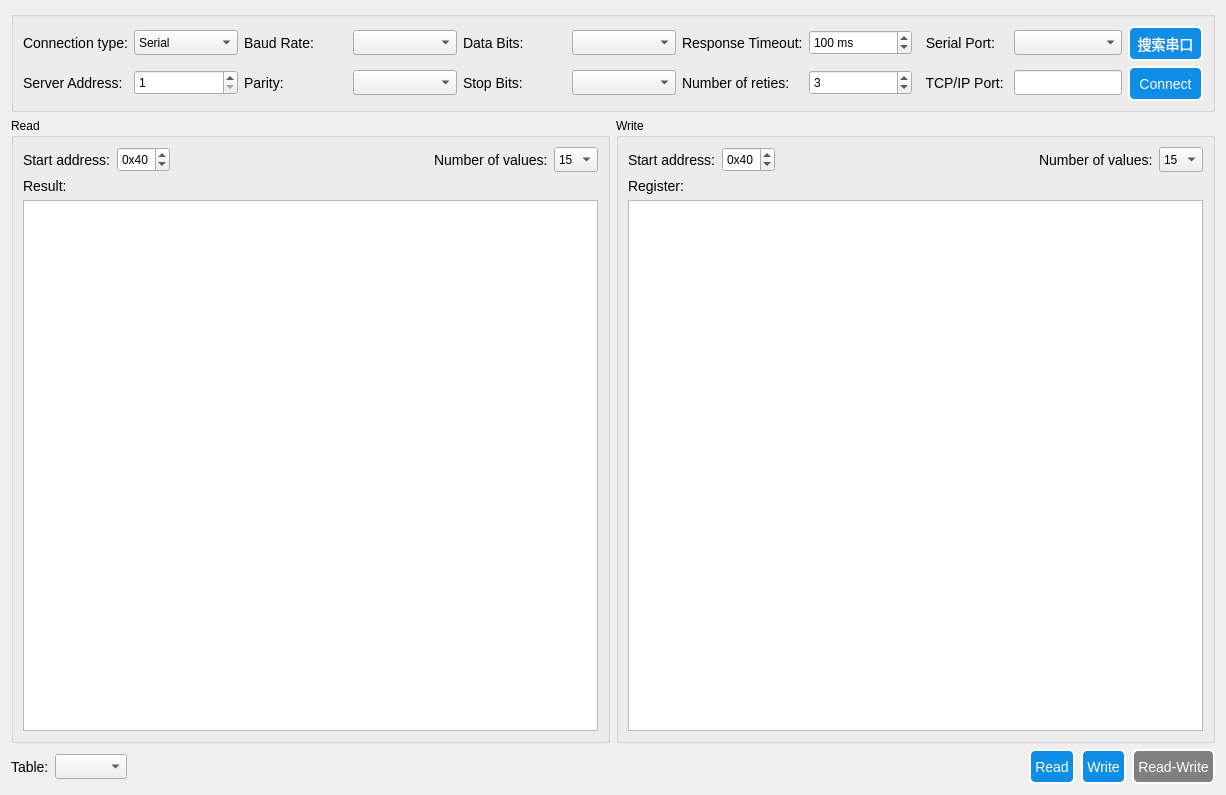
Old version of the form userui/modbusui.ui in the repository pkzju/super.
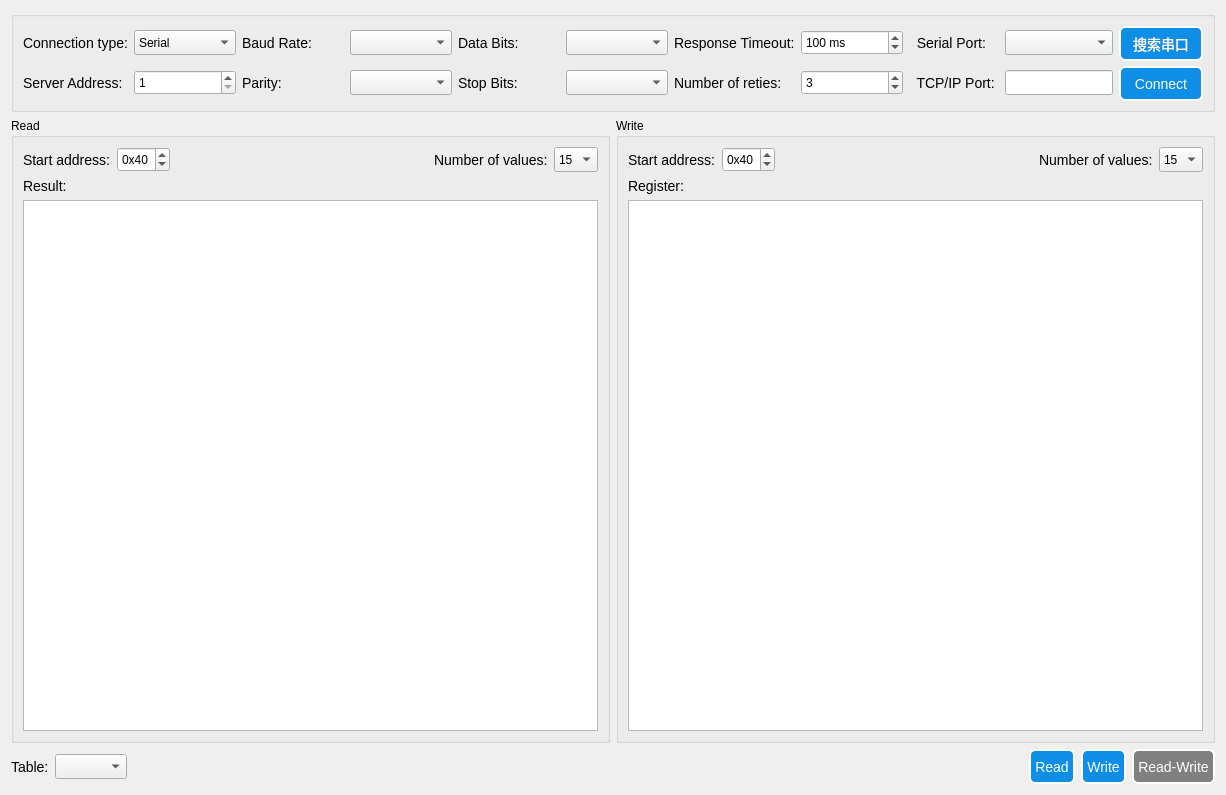
New version of the form.

```diff
--- a/userui/modbusui.ui
+++ b/userui/modbusui.ui
@@ -231,7 +231,7 @@
            <string notr="true"/>
           </property>
           <property name="text">
-           <string>搜索串口</string>
+           <string>   搜索串口   </string>
           </property>
          </widget>
         </item>
```
